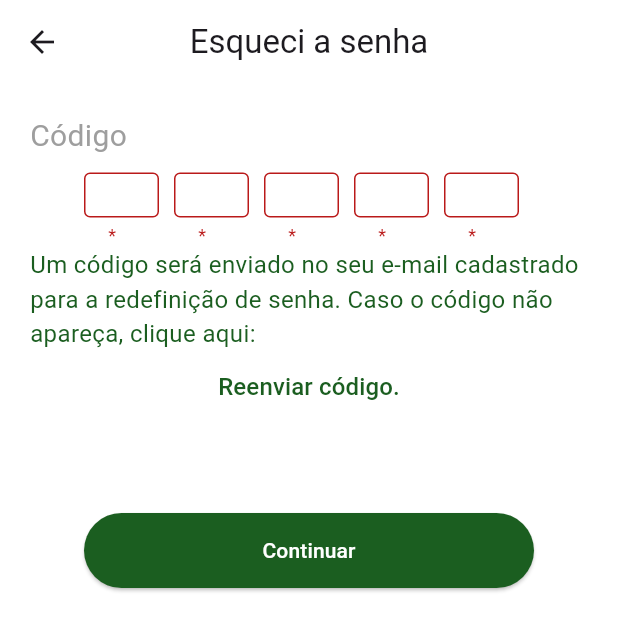
After one commit to holyicecream/Meu-Financeiro, a Flutter app: the RecuperacaoDeSenha screen opened directly, after a tap on "Continuar", on a phone screen of 412 x 824 dp. The commit adds this screen. Shown: the top 631 px of the screen. Run offline on Flutter 3.47's test engine with Material 3 defaults, Android fonts, the phone set to English and light mode, and no system bars; our stand-ins replace fixnum; missing offline and left inert: mongo_dart.

Commit message:
tela de recuperação de senha

```diff
--- /dev/null
+++ b/mongo_project/lib/Pages/recuperacao_de_senha.dart
@@ -0,0 +1,182 @@
+// ignore_for_file: prefer_const_constructors, prefer_const_literals_to_create_immutables
+//selected color
+//unselected color
+//icons: login, person, wc, assignment, delete, login_outlined, foward
+import 'package:flutter/material.dart';
+import 'package:projeto_integrador/_backend/backend_recuperacao_de_senha.dart';
+
+class RecuperacaoDeSenha extends StatefulWidget {
+  const RecuperacaoDeSenha({super.key});
+
+  @override
+  State<RecuperacaoDeSenha> createState() => RecuperacaoDeSenhaState();
+}
+
+class RecuperacaoDeSenhaState extends State<RecuperacaoDeSenha> {
+  @override
+  Widget build(BuildContext context) {
+    inBuildRecuperacaoDeSenha(context);
+    return Scaffold(
+      backgroundColor: Colors.white,
+      appBar: AppBar(
+        centerTitle: true,
+        title: Text('Esqueci a senha'),
+        backgroundColor: Colors.white,
+      ),
+      body: SingleChildScrollView(
+        child: Center(
+          child: Padding(
+            padding: EdgeInsets.all(20),
+            child: Form(
+              key: formKey,
+              child: Column(
+                crossAxisAlignment: CrossAxisAlignment.start,
+                children: [
+                  Text(
+                    "Código",
+                    style: TextStyle(fontSize: 20, color: Colors.grey),
+                  ),
+                  SizedBox(
+                    height: 10,
+                  ),
+                  Row(
+                    mainAxisAlignment: MainAxisAlignment.center,
+                    children: [
+                      SizedBox(
+                        height: 50,
+                        width: 50,
+                        child: Center(
+                          child: TextFormField(
+                            keyboardType: TextInputType.number,
+                            decoration:
+                                InputDecoration(border: OutlineInputBorder()),
+                            validator: (value) => primeiroValidator(value),
+                          ),
+                        ),
+                      ),
+                      SizedBox(
+                        width: 10,
+                      ),
+                      SizedBox(
+                        height: 50,
+                        width: 50,
+                        child: Center(
+                          child: TextFormField(
+                            keyboardType: TextInputType.number,
+                            decoration:
+                                InputDecoration(border: OutlineInputBorder()),
+                            validator: (value) => segundoValidator(value),
+                          ),
+                        ),
+                      ),
+                      SizedBox(
+                        width: 10,
+                      ),
+                      SizedBox(
+                        height: 50,
+                        width: 50,
+                        child: Center(
+                          child: TextFormField(
+                            keyboardType: TextInputType.number,
+                            decoration:
+                                InputDecoration(border: OutlineInputBorder()),
+                            validator: (value) => terceiroValidator(value),
+                          ),
+                        ),
+                      ),
+                      SizedBox(
+                        width: 10,
+                      ),
+                      SizedBox(
+                        height: 50,
+                        width: 50,
+                        child: Center(
+                          child: TextFormField(
+                            keyboardType: TextInputType.number,
+                            decoration:
+                                InputDecoration(border: OutlineInputBorder()),
+                            validator: (value) => quartoValidator(value),
+                          ),
+                        ),
+                      ),
+                      SizedBox(
+                        width: 10,
+                      ),
+                      SizedBox(
+                        height: 50,
+                        width: 50,
+                        child: Center(
+                          child: TextFormField(
+                            keyboardType: TextInputType.number,
+                            decoration:
+                                InputDecoration(border: OutlineInputBorder()),
+                            validator: (value) => quintoValidator(value),
+                          ),
+                        ),
+                      ),
+                      SizedBox(
+                        width: 10,
+                      ),
+                    ],
+                  ),
+                  Row(
+                    mainAxisAlignment: MainAxisAlignment.center,
+                    // crossAxisAlignment: CrossAxisAlignment.center,
+                    children: [
+                      Expanded(
+                          child: Text(
+                        'Um código será enviado no seu e-mail cadastrado para a redefinição de senha. Caso o código não apareça, clique aqui: ',
+                        style: TextStyle(
+                            color: Colors.green.shade900, fontSize: 16),
+                        softWrap: true,
+                      )),
+                    ],
+                  ),
+                  Center(
+                    child: TextButton(
+                      onPressed: () {},
+                      child: Text(
+                        "Reenviar código.",
+                        style: TextStyle(
+                          fontSize: 16,
+                          color: Colors.green.shade900,
+                        ),
+
+                      ),
+                    ),
+                  ),
+                  SizedBox(
+                    height: 60,
+                  ),
+                  Row(
+                    mainAxisAlignment: MainAxisAlignment.center,
+                    children: [
+                      ElevatedButton(
+                          style: ButtonStyle(
+                            backgroundColor: MaterialStateColor.resolveWith(
+                                (states) => Colors.green.shade900),
+                            minimumSize:
+                                MaterialStateProperty.resolveWith((states) {
+                              return Size(300, 50);
+                            }),
+                          ),
+                          onPressed: () {
+                            continuarOnTap(context);
+                          },
+                          child: Text(
+                            style: TextStyle(
+                              color: Colors.white,
+                            ),
+                            'Continuar',
+                          )),
+                    ],
+                  ),
+                ],
+              ),
+            ),
+          ),
+        ),
+      ),
+    );
+  }
+}
--- a/mongo_project/lib/_backend/backend_recuperacao_de_senha.dart
+++ b/mongo_project/lib/_backend/backend_recuperacao_de_senha.dart
@@ -1,3 +1,5 @@
+import 'dart:math';
+
 import 'package:flutter/material.dart';
 
 import '../zModels/model_area_consumo.dart';
@@ -18,7 +20,7 @@ TodosArguments todosArguments = TodosArguments(
 );
 int count = 0;
 bool check = true;
-void inBuildTelaPrincipal(context) {
+void inBuildRecuperacaoDeSenha(context) {
   count++;
   print("build $count");
   if (check) {
@@ -29,14 +31,28 @@ void inBuildTelaPrincipal(context) {
     } catch (e) {
       // print(e.toString());
     }
-
+    todosArguments.dataClientes.nomeCliente = 'é isso';
+    num1 = Random().nextInt(9);
+    num2 = Random().nextInt(9);
+    num3 = Random().nextInt(9);
+    num4 = Random().nextInt(9);
+    num5 = Random().nextInt(9);
+    print("${num1.toString()}, ${num2.toString()}, ${num3.toString()}, ${num4.toString()}, ${num5.toString()}");
   }
 }
+
+int num1 = 0;
+int num2 = 0;
+int num3 = 0;
+int num4 = 0;
+int num5 = 0;
 
 String? primeiroValidator(String? value) {
   value ??= '';
   if (value == '') {
     return '*';
+  } else if (num1.toString() == value) {
+    return null;
   } else {
     return null;
   }
@@ -46,6 +62,8 @@ String? segundoValidator(String? value) {
   value ??= '';
   if (value == '') {
     return '*';
+  } else if (num1.toString() == value) {
+    return null;
   } else {
     return null;
   }
@@ -55,6 +73,8 @@ String? terceiroValidator(String? value) {
   value ??= '';
   if (value == '') {
     return '*';
+  } else if (num1.toString() == value) {
+    return null;
   } else {
     return null;
   }
@@ -64,6 +84,8 @@ String? quartoValidator(String? value) {
   value ??= '';
   if (value == '') {
     return '*';
+  } else if (num1.toString() == value) {
+    return null;
   } else {
     return null;
   }
@@ -73,6 +95,8 @@ String? quintoValidator(String? value) {
   value ??= '';
   if (value == '') {
     return '*';
+  } else if (num1.toString() == value) {
+    return null;
   } else {
     return null;
   }
```
